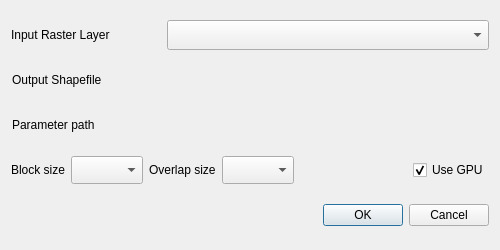
Before: the Qt Designer form buildseg/buildSeg_dialog_base.ui in deepbands/buildseg, drawn with Qt 5.
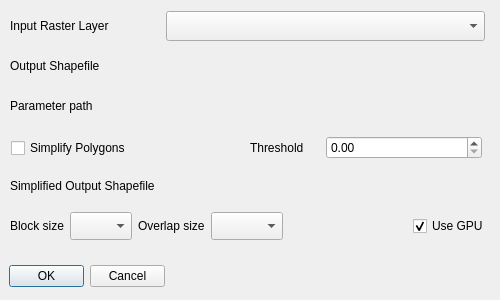
After: the same form once the commit is applied. Custom widgets are drawn as their Qt base class.

Commit message: Simpify Polygons Done

```diff
--- a/buildseg/buildSeg_dialog_base.ui
+++ b/buildseg/buildSeg_dialog_base.ui
@@ -7,7 +7,7 @@
     <x>0</x>
     <y>0</y>
     <width>500</width>
-    <height>250</height>
+    <height>300</height>
    </rect>
   </property>
   <property name="sizePolicy">
@@ -19,51 +19,30 @@
   <property name="minimumSize">
    <size>
     <width>500</width>
-    <height>250</height>
+    <height>300</height>
    </size>
   </property>
   <property name="maximumSize">
    <size>
     <width>500</width>
-    <height>250</height>
+    <height>300</height>
    </size>
   </property>
   <property name="windowTitle">
    <string>buildSeg</string>
   </property>
-  <layout class="QVBoxLayout" name="verticalLayout">
-   <item>
-    <layout class="QHBoxLayout" name="horizontalLayout">
-     <item>
-      <widget class="QLabel" name="label">
-       <property name="minimumSize">
-        <size>
-         <width>150</width>
+  <widget class="QDialogButtonBox" name="button_box">
+   <property name="geometry">
+    <rect>
+     <x>9</x>
+     <y>261</y>
+     <width>156</width>
          <height>30</height>
-        </size>
-       </property>
-       <property name="maximumSize">
-        <size>
-         <width>150</width>
-         <height>30</height>
-        </size>
-       </property>
-       <property name="text">
-        <string>Input Raster Layer</string>
-       </property>
-      </widget>
-     </item>
-     <item>
-      <widget class="QgsMapLayerComboBox" name="mMapLayerComboBoxR">
-       <property name="sizePolicy">
-        <sizepolicy hsizetype="Preferred" vsizetype="Fixed">
-         <horstretch>0</horstretch>
-         <verstretch>0</verstretch>
-        </sizepolicy>
-       </property>
+    </rect>
+   </property>
        <property name="minimumSize">
         <size>
-         <width>317</width>
+     <width>0</width>
          <height>30</height>
         </size>
        </property>
@@ -73,94 +52,22 @@
          <height>30</height>
         </size>
        </property>
-      </widget>
-     </item>
-    </layout>
-   </item>
-   <item>
-    <layout class="QHBoxLayout" name="horizontalLayout_2">
-     <item>
-      <widget class="QLabel" name="label_2">
-       <property name="minimumSize">
-        <size>
-         <width>150</width>
-         <height>30</height>
-        </size>
-       </property>
-       <property name="maximumSize">
-        <size>
-         <width>150</width>
-         <height>30</height>
-        </size>
-       </property>
-       <property name="text">
-        <string>Output Shapefile</string>
-       </property>
-      </widget>
-     </item>
-     <item>
-      <widget class="QgsFileWidget" name="mQfwShape">
-       <property name="minimumSize">
-        <size>
-         <width>319</width>
-         <height>30</height>
-        </size>
-       </property>
-       <property name="maximumSize">
-        <size>
-         <width>319</width>
-         <height>30</height>
-        </size>
-       </property>
-       <property name="storageMode">
-        <enum>QgsFileWidget::SaveFile</enum>
-       </property>
-      </widget>
-     </item>
-    </layout>
-   </item>
-   <item>
-    <layout class="QHBoxLayout" name="hLayParams">
-     <item>
-      <widget class="QLabel" name="lblParams">
-       <property name="minimumSize">
-        <size>
-         <width>150</width>
-         <height>30</height>
-        </size>
-       </property>
-       <property name="maximumSize">
-        <size>
-         <width>150</width>
-         <height>30</height>
-        </size>
-       </property>
-       <property name="text">
-        <string>Parameter path</string>
-       </property>
-      </widget>
-     </item>
-     <item>
-      <widget class="QgsFileWidget" name="mQfwParams">
-       <property name="minimumSize">
-        <size>
-         <width>319</width>
-         <height>30</height>
-        </size>
-       </property>
-       <property name="maximumSize">
-        <size>
-         <width>319</width>
-         <height>30</height>
-        </size>
-       </property>
-      </widget>
-     </item>
-    </layout>
-   </item>
-   <item>
-    <layout class="QHBoxLayout" name="horizontalLayout_5">
-     <item>
+   <property name="orientation">
+    <enum>Qt::Horizontal</enum>
+   </property>
+   <property name="standardButtons">
+    <set>QDialogButtonBox::Cancel|QDialogButtonBox::Ok</set>
+   </property>
+  </widget>
+  <widget class="QWidget" name="">
+   <property name="geometry">
+    <rect>
+     <x>10</x>
+     <y>210</y>
+     <width>122</width>
+     <height>32</height>
+    </rect>
+   </property>
       <layout class="QHBoxLayout" name="horizontalLayout_4">
        <item>
         <widget class="QLabel" name="label_3">
@@ -204,8 +111,16 @@
         </widget>
        </item>
       </layout>
-     </item>
-     <item>
+  </widget>
+  <widget class="QWidget" name="">
+   <property name="geometry">
+    <rect>
+     <x>138</x>
+     <y>210</y>
+     <width>351</width>
+     <height>32</height>
+    </rect>
+   </property>
       <layout class="QHBoxLayout" name="horizontalLayout_3">
        <item>
         <widget class="QLabel" name="label_4">
@@ -269,14 +184,47 @@
         </widget>
        </item>
       </layout>
-     </item>
-    </layout>
-   </item>
+  </widget>
+  <widget class="QWidget" name="">
+   <property name="geometry">
+    <rect>
+     <x>10</x>
+     <y>10</y>
+     <width>475</width>
+     <height>32</height>
+    </rect>
+   </property>
+   <layout class="QHBoxLayout" name="horizontalLayout">
+    <item>
+     <widget class="QLabel" name="label">
+      <property name="minimumSize">
+       <size>
+        <width>150</width>
+        <height>30</height>
+       </size>
+      </property>
+      <property name="maximumSize">
+       <size>
+        <width>150</width>
+        <height>30</height>
+       </size>
+      </property>
+      <property name="text">
+       <string>Input Raster Layer</string>
+      </property>
+     </widget>
+    </item>
    <item>
-    <widget class="QDialogButtonBox" name="button_box">
+     <widget class="QgsMapLayerComboBox" name="mMapLayerComboBoxR">
+      <property name="sizePolicy">
+       <sizepolicy hsizetype="Preferred" vsizetype="Fixed">
+        <horstretch>0</horstretch>
+        <verstretch>0</verstretch>
+       </sizepolicy>
+      </property>
      <property name="minimumSize">
       <size>
-       <width>0</width>
+        <width>317</width>
        <height>30</height>
       </size>
      </property>
@@ -286,17 +234,209 @@
        <height>30</height>
       </size>
      </property>
-     <property name="orientation">
-      <enum>Qt::Horizontal</enum>
-     </property>
-     <property name="standardButtons">
-      <set>QDialogButtonBox::Cancel|QDialogButtonBox::Ok</set>
-     </property>
-    </widget>
-   </item>
-  </layout>
+     </widget>
+    </item>
+   </layout>
+  </widget>
+  <widget class="QWidget" name="">
+   <property name="geometry">
+    <rect>
+     <x>10</x>
+     <y>50</y>
+     <width>477</width>
+     <height>32</height>
+    </rect>
+   </property>
+   <layout class="QHBoxLayout" name="horizontalLayout_2">
+    <item>
+     <widget class="QLabel" name="label_2">
+      <property name="minimumSize">
+       <size>
+        <width>150</width>
+        <height>30</height>
+       </size>
+      </property>
+      <property name="maximumSize">
+       <size>
+        <width>150</width>
+        <height>30</height>
+       </size>
+      </property>
+      <property name="text">
+       <string>Output Shapefile</string>
+      </property>
+     </widget>
+    </item>
+    <item>
+     <widget class="QgsFileWidget" name="mQfwShape">
+      <property name="minimumSize">
+       <size>
+        <width>319</width>
+        <height>30</height>
+       </size>
+      </property>
+      <property name="maximumSize">
+       <size>
+        <width>319</width>
+        <height>30</height>
+       </size>
+      </property>
+      <property name="storageMode">
+       <enum>QgsFileWidget::SaveFile</enum>
+      </property>
+     </widget>
+    </item>
+   </layout>
+  </widget>
+  <widget class="QWidget" name="">
+   <property name="geometry">
+    <rect>
+     <x>10</x>
+     <y>90</y>
+     <width>477</width>
+     <height>32</height>
+    </rect>
+   </property>
+   <layout class="QHBoxLayout" name="horizontalLayout_5">
+    <item>
+     <widget class="QLabel" name="lblParams">
+      <property name="minimumSize">
+       <size>
+        <width>150</width>
+        <height>30</height>
+       </size>
+      </property>
+      <property name="maximumSize">
+       <size>
+        <width>150</width>
+        <height>30</height>
+       </size>
+      </property>
+      <property name="text">
+       <string>Parameter path</string>
+      </property>
+     </widget>
+    </item>
+    <item>
+     <widget class="QgsFileWidget" name="mQfwParams">
+      <property name="minimumSize">
+       <size>
+        <width>319</width>
+        <height>30</height>
+       </size>
+      </property>
+      <property name="maximumSize">
+       <size>
+        <width>319</width>
+        <height>30</height>
+       </size>
+      </property>
+     </widget>
+    </item>
+   </layout>
+  </widget>
+  <widget class="QWidget" name="">
+   <property name="geometry">
+    <rect>
+     <x>10</x>
+     <y>170</y>
+     <width>477</width>
+     <height>32</height>
+    </rect>
+   </property>
+   <layout class="QHBoxLayout" name="horizontalLayout_8">
+    <item>
+     <widget class="QLabel" name="label_5">
+      <property name="minimumSize">
+       <size>
+        <width>150</width>
+        <height>30</height>
+       </size>
+      </property>
+      <property name="maximumSize">
+       <size>
+        <width>150</width>
+        <height>30</height>
+       </size>
+      </property>
+      <property name="text">
+       <string>Simplified Output Shapefile</string>
+      </property>
+     </widget>
+    </item>
+    <item>
+     <widget class="QgsFileWidget" name="mQfwSimplify">
+      <property name="minimumSize">
+       <size>
+        <width>319</width>
+        <height>30</height>
+       </size>
+      </property>
+      <property name="maximumSize">
+       <size>
+        <width>319</width>
+        <height>30</height>
+       </size>
+      </property>
+      <property name="storageMode">
+       <enum>QgsFileWidget::SaveFile</enum>
+      </property>
+     </widget>
+    </item>
+   </layout>
+  </widget>
+  <widget class="QWidget" name="">
+   <property name="geometry">
+    <rect>
+     <x>11</x>
+     <y>131</y>
+     <width>471</width>
+     <height>34</height>
+    </rect>
+   </property>
+   <layout class="QHBoxLayout" name="horizontalLayout_7">
+    <item>
+     <widget class="QCheckBox" name="simplifyPolygs">
+      <property name="text">
+       <string>Simplify Polygons</string>
+      </property>
+     </widget>
+    </item>
+    <item>
+     <layout class="QHBoxLayout" name="horizontalLayout_6">
+      <item>
+       <widget class="QLabel" name="label_6">
+        <property name="minimumSize">
+         <size>
+          <width>70</width>
+          <height>30</height>
+         </size>
+        </property>
+        <property name="maximumSize">
+         <size>
+          <width>70</width>
+          <height>30</height>
+         </size>
+        </property>
+        <property name="text">
+         <string>Threshold</string>
+        </property>
+       </widget>
+      </item>
+      <item>
+       <widget class="QgsDoubleSpinBox" name="mQgsDoubleSpinBox"/>
+      </item>
+     </layout>
+    </item>
+   </layout>
+  </widget>
  </widget>
  <customwidgets>
+  <customwidget>
+   <class>QgsDoubleSpinBox</class>
+   <extends>QDoubleSpinBox</extends>
+   <header>qgsdoublespinbox.h</header>
+  </customwidget>
   <customwidget>
    <class>QgsFileWidget</class>
    <extends>QWidget</extends>
```
Lines whose indentation alone changed are shown as unchanged. The commit also changes 5 other files.
